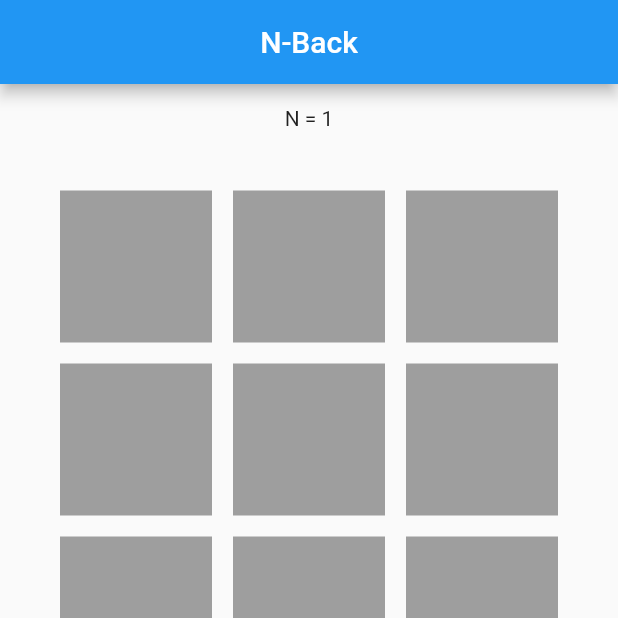
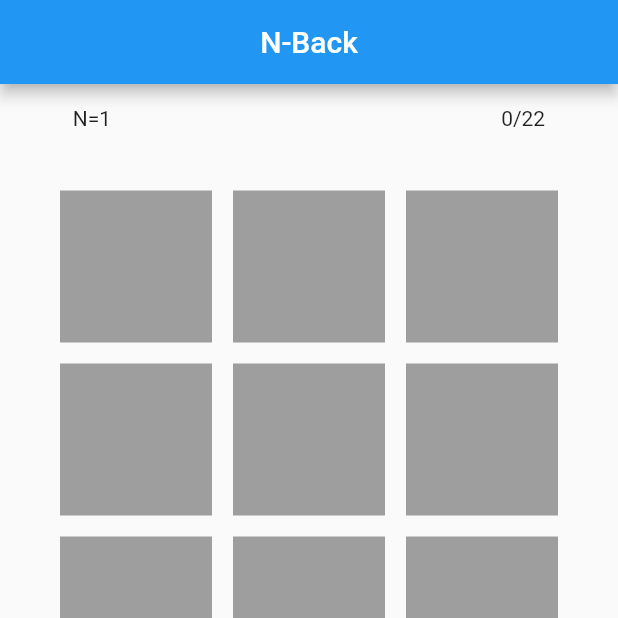
Before and after one commit to marcoboncoraglio/dual-n-back, a Flutter app: the screen it shows after launch, on a phone screen of 412 x 824 dp, the top half of it. Run offline on Flutter 3.47's test engine with Material 2 defaults, Android fonts, the phone set to English and light mode, and no system bars; our stand-ins replace flutter_tts, tuple.

Commit message:
added round counter

```diff
--- a/dualnback/lib/game/game.dart
+++ b/dualnback/lib/game/game.dart
@@ -44,7 +44,6 @@ class _GameState extends State<Game> {
     List<GameRound> gameRounds = gameStateProvider.gameRounds;
 
     int currentRound = gameStateProvider.currentRound;
-
     int level = gameStateProvider.level;
 
     // speak after build, make sure it only played when state is correct
@@ -54,9 +53,18 @@ class _GameState extends State<Game> {
     }
 
     return Column(children: <Widget>[
-      new Padding(
-          padding: EdgeInsets.only(top: 15),
-          child: new Center(child: Text("N = $level"))),
+      new Row(
+        mainAxisAlignment: MainAxisAlignment.center,
+        children: <Widget>[
+          new Padding(
+            padding: EdgeInsets.only(top: 15, left: 40, right: 130),
+            child: Text("N=$level"),
+          ),
+          new Padding(
+              padding: EdgeInsets.only(top: 15, right: 40, left: 130),
+              child: new Center(child: Text("$currentRound/22"))),
+        ],
+      ),
       new Expanded(
           child: gameStateProvider.isPlaying
               ? new Grid(gameRounds[currentRound].index,
```
